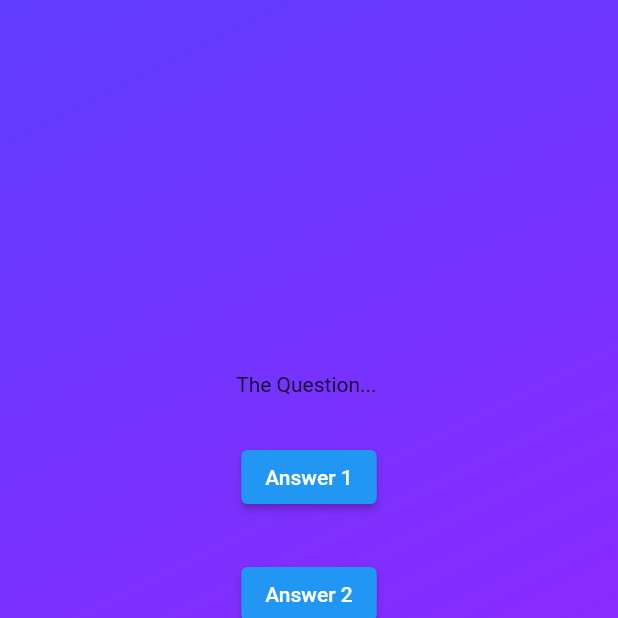
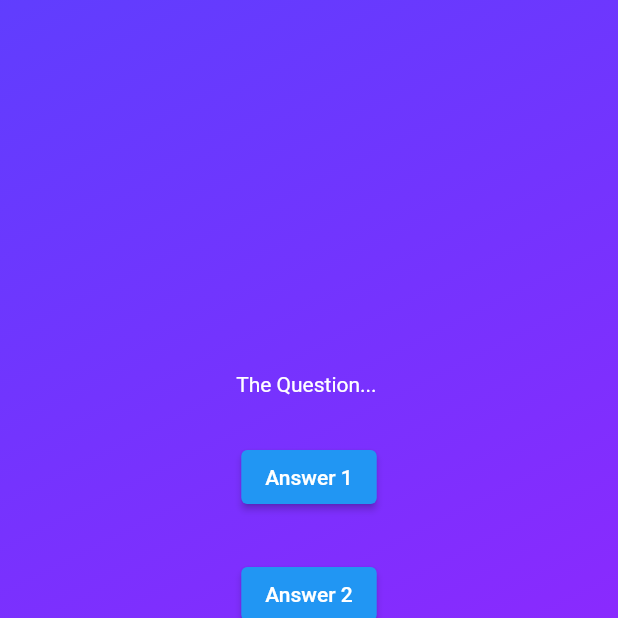
Before and after one commit to Isa-30a/section3_flutter_course, a Flutter app: the screen it shows after launch, after a tap on "Start Quiz", on a phone screen of 412 x 824 dp, the top half of it. Run offline on Flutter 3.47's test engine with Material 2 defaults, Android fonts, the phone set to English and light mode, and no system bars.

Commit message:
changing text color

```diff
--- a/lib/question_screen.dart
+++ b/lib/question_screen.dart
@@ -15,7 +15,10 @@ class _QuestionScreenState extends State<Question> {
     return SizedBox(
       width: double.infinity,
       child: Column(mainAxisAlignment: MainAxisAlignment.center, children: [
-        const Text('The Question... '),
+        const Text(
+          'The Question... ',
+          style: TextStyle(color: Colors.white),
+        ),
         const SizedBox(height: 30),
         ElevatedButton(
           onPressed: () {},
```
